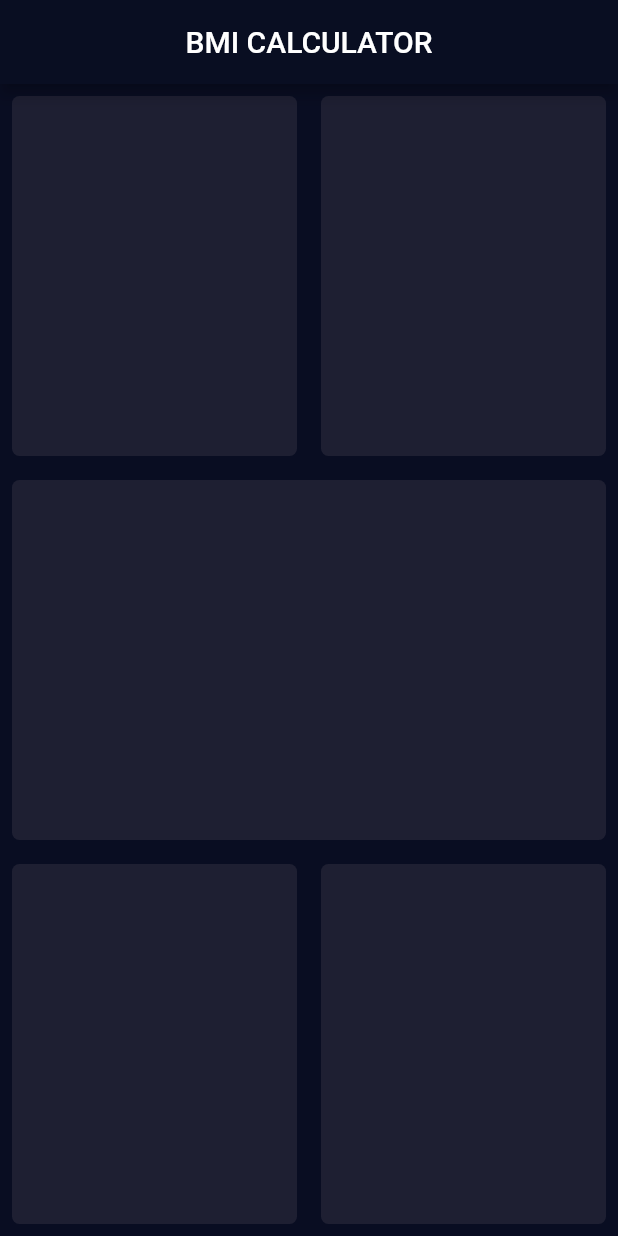
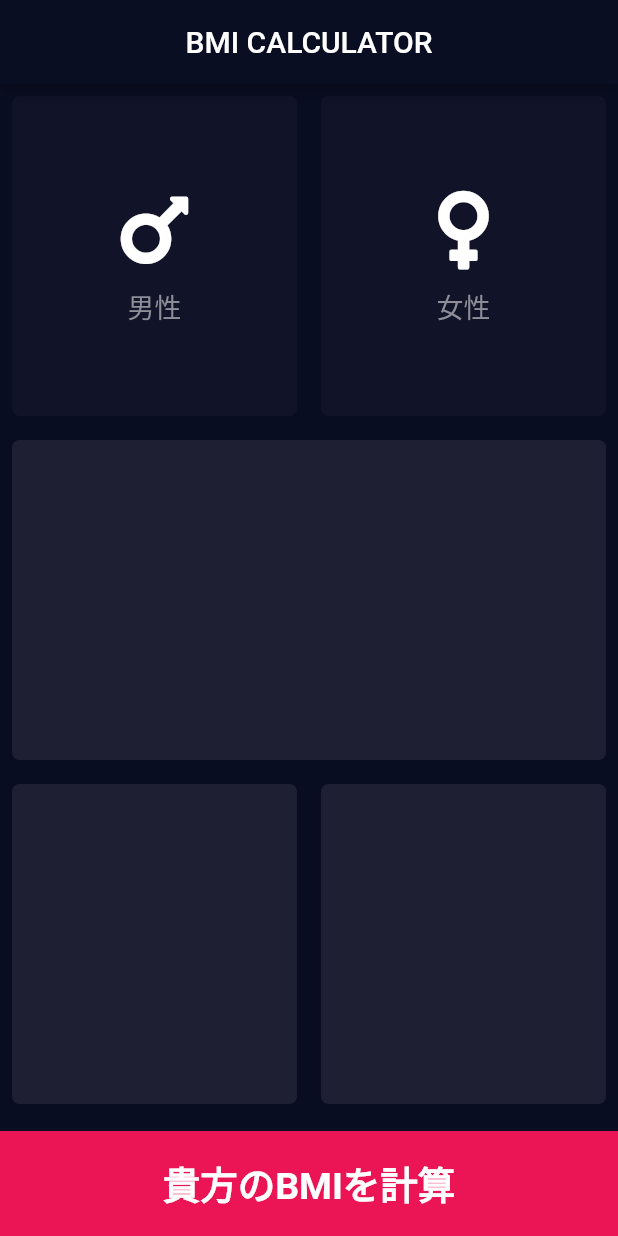
Before and after one commit to haguremon/bml_calculator_app, a Flutter app: the screen it shows after launch, on a phone screen of 412 x 824 dp. Run offline on Flutter 3.47's test engine with Material 2 defaults, Android fonts, the phone set to English and light mode, and no system bars; our stand-ins replace font_awesome_flutter.

Commit message:
列挙型とコンポーネントを分けるようにした

```diff
--- /dev/null
+++ b/lib/icon_content.dart
@@ -0,0 +1,32 @@
+import 'package:flutter/material.dart';
+//コンポーネントで独立性があるって認識
+const TextStyle _textTitleTextStyle = TextStyle(
+  fontSize: 18,
+   color: Color(0xFF8D8E98)
+  );
+// ignore: use_key_in_widget_constructors
+class IconContent extends StatelessWidget {
+  final String textTitle;
+  final IconData iconData;
+
+  // ignore: use_key_in_widget_constructors
+  const IconContent({required this.textTitle, required this.iconData});
+
+  @override
+  Widget build(BuildContext context) {
+    return Column(
+      mainAxisAlignment: MainAxisAlignment.center,
+      children: <Widget>[
+        Icon(
+          iconData,
+          size: 60.0,
+        ),
+        const SizedBox(height: 8),
+        Text(
+          textTitle,
+          style:  _textTitleTextStyle,
+        ),
+      ],
+    );
+  }
+}
--- a/lib/input_page.dart
+++ b/lib/input_page.dart
@@ -1,4 +1,18 @@
 import 'package:flutter/material.dart';
+import 'package:font_awesome_flutter/font_awesome_flutter.dart';
+import 'reusable_card.dart';
+import 'icon_content.dart';
+
+//NOTE: propertys
+const bottomContainerheight = 70.0;
+const activeCardColor = Color(0xFF1E1F32); //複数同じだと一箇所を変えるだけでいいからこうしてる
+const inactiveCardColor = Color(0xFF111328);
+const bottomContainerColor = Color(0xFFEB1455);
+
+enum Gender {
+  male,
+  female,
+}
 
 // ignore: use_key_in_widget_constructors
 class InputPage extends StatefulWidget {
@@ -7,6 +21,22 @@ class InputPage extends StatefulWidget {
 }
 
 class _InputPageState extends State<InputPage> {
+  Color maleCardColor = inactiveCardColor;
+  Color femaleCardColor = inactiveCardColor;
+
+  void updateColor(Gender gender) {
+    switch (gender) {
+      case Gender.male:
+        maleCardColor = activeCardColor;
+        femaleCardColor = inactiveCardColor;
+        break;
+      case Gender.female:
+        femaleCardColor = activeCardColor;
+        maleCardColor = inactiveCardColor;
+        break;
+    }
+  }
+
   @override
   Widget build(BuildContext context) {
     return Scaffold(
@@ -14,71 +44,77 @@ class _InputPageState extends State<InputPage> {
         centerTitle: true,
         title: const Text('BMI CALCULATOR'),
       ),
-      body: Column(
-        children: [
+      body: Column(children: [
         Expanded(
           child: Row(
-              children:  const [
+            children: <Widget>[
               Expanded(
-                  child: ReusableCard(color:Color(0xFF1E1F32)),
+                child: GestureDetector(
+                  onTap: () {
+                    setState(() {
+                      updateColor(Gender.male);
+                    });
+                  },
+                  child: ReusableCard(
+                    color: maleCardColor,
+                    cardChild: const IconContent(
+                      textTitle: '男性',
+                      iconData: FontAwesomeIcons.mars,
+                    ),
+                  ),
+                ),
               ),
               Expanded(
-                  child: ReusableCard(color: Color(0xFF1E1F32)),
+                //GestureDetectorでタップの認識ができる
+                child: GestureDetector(
+                  onTap: () {
+                    setState(() {
+                       updateColor(Gender.female);
+                    });
+                  },
+                  child: ReusableCard(
+                      color: femaleCardColor,
+                      cardChild: const IconContent(
+                        textTitle: '女性',
+                        iconData: FontAwesomeIcons.venus,
+                      )),
+                ),
               ),
             ],
           ),
         ),
-         const  Expanded(
-            child: ReusableCard(color: Color(0xFF1E1F32)),
+        const Expanded(
+          child: ReusableCard(color: activeCardColor),
         ),
         Expanded(
           child: Row(
             children: const [
               Expanded(
-                  child: ReusableCard(color:Color(0xFF1E1F32)),
+                child: ReusableCard(color: activeCardColor),
               ),
               Expanded(
-                  child: ReusableCard(color:Color(0xFF1E1F32)),
+                child: ReusableCard(color: activeCardColor),
               ),
             ],
           ),
+        ),
+        Container(
+          child: const Center(
+            child: Text(
+              '貴方のBMIを計算',
+              textAlign: TextAlign.center,
+              style: TextStyle(
+                fontWeight: FontWeight.bold,
+                fontSize: 25,
+              ),
+            ),
+          ),
+          color: bottomContainerColor,
+          margin: const EdgeInsets.only(top: 10),
+          width: double.infinity,
+          height: bottomContainerheight,
         )
-        ],
-      ),
+      ]),
     );
   }
 }
-
-//oopの醍醐味再利用できるの最高　//Extract Widgetでする事ができる
-// ignore: use_key_in_widget_constructors,
-class ReusableCard extends StatelessWidget {
-  final Color color;
-// required: 関数（メソッド）やコンストラクタで設定する引数（パラメータ）で、必ず値を入れる必要があるもの nullを許さない？
-  // ignore: use_key_in_widget_constructors
-  const ReusableCard ({required this.color});
-
-  @override
-  Widget build(BuildContext context) {
-    return Container(
-      margin: const EdgeInsets.all(8),
-      decoration: BoxDecoration(
-          // ignore: unnecessary_this
-          color: this.color,
-          borderRadius: BorderRadius.circular(5)),
-    );
-  }
-}
-
-
-
-
-//  //任意のwidgetにもThemeを付ける事ができる
-//       floatingActionButton: Theme(
-//         data: ThemeData( floatingActionButtonTheme: const FloatingActionButtonThemeData(backgroundColor: Colors.green),  ),
-//         child: FloatingActionButton(
-//           onPressed: () {
-//             print('tap');
-//           },
-//           child: const Icon(Icons.add),
-//         ),
-//       ),
--- /dev/null
+++ b/lib/reusable_card.dart
@@ -0,0 +1,24 @@
+import 'package:flutter/material.dart';
+
+//oopの醍醐味再利用できるの最高　//Extract Widgetでする事ができる
+// ignore: use_key_in_widget_constructors,
+class ReusableCard extends StatelessWidget {
+  final Color color;
+  final Widget? cardChild;
+// required: 関数（メソッド）やコンストラクタで設定する引数（パラメータ）で、必ず値を入れる必要があるもの nullを許さない？
+  // ignore: use_key_in_widget_constructors
+  const ReusableCard({required this.color, this.cardChild});
+
+  @override
+  Widget build(BuildContext context) {
+    return Container(
+      child: cardChild,
+      margin: const EdgeInsets.all(8),
+      decoration: BoxDecoration(
+        // ignore: unnecessary_this
+        color: this.color,
+        borderRadius: BorderRadius.circular(5),
+      ),
+    );
+  }
+}
--- a/pubspec.yaml
+++ b/pubspec.yaml
@@ -30,6 +30,7 @@ dependencies:
   flutter:
     sdk: flutter
 
+  font_awesome_flutter: ^9.2.0
 
   # The following adds the Cupertino Icons font to your application.
   # Use with the CupertinoIcons class for iOS style icons.
```
Also changed, not shown: pubspec.lock. Lines whose indentation alone changed are shown as unchanged.
